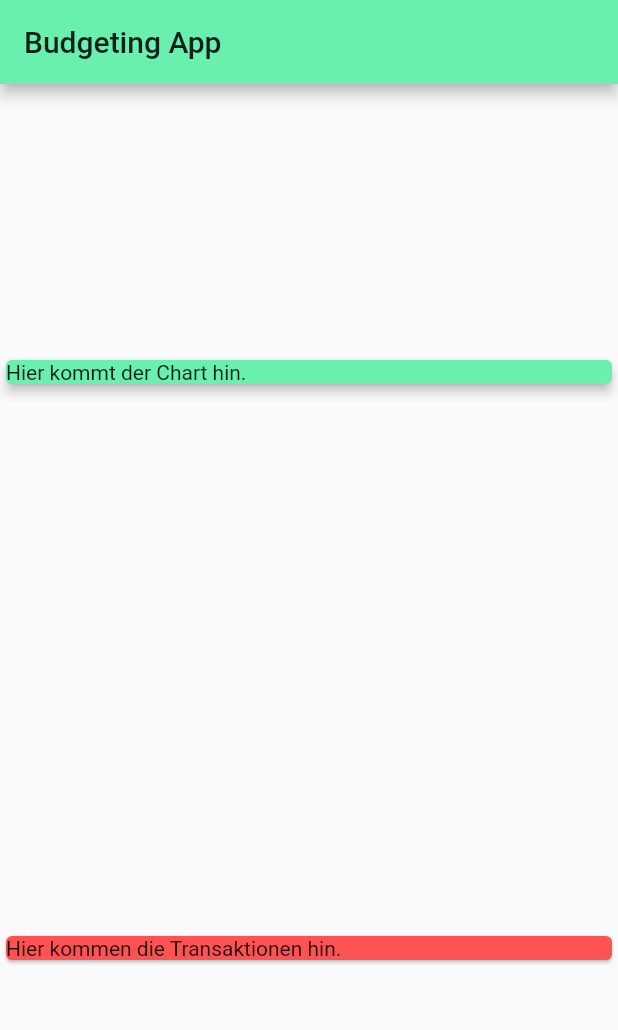
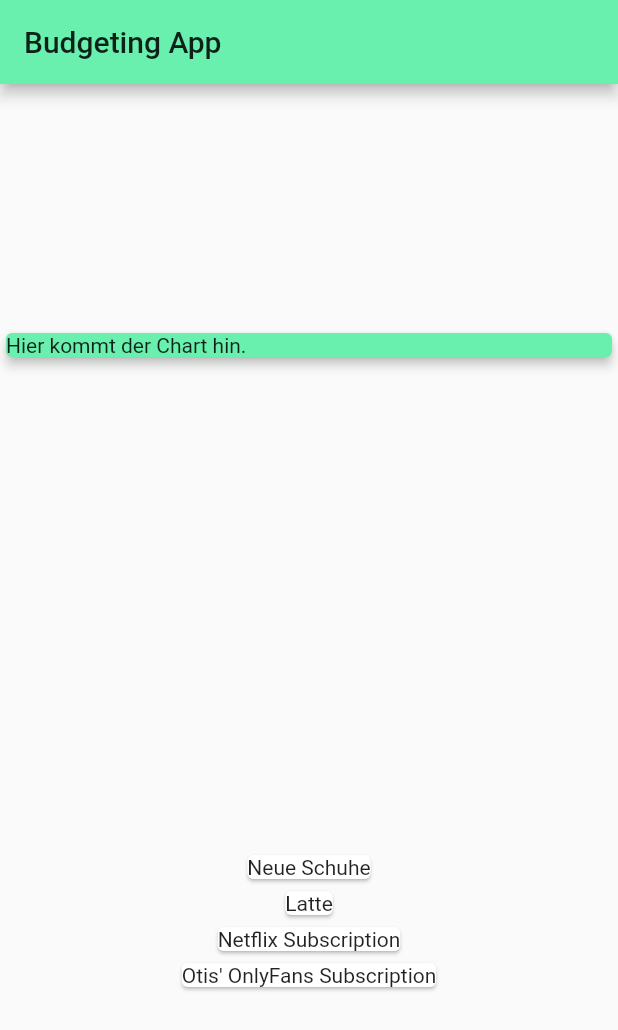
Before and after one commit to NightmindOfficial/fl_budget, a Flutter app: the screen it shows after launch, on a phone screen of 412 x 824 dp. Shown: the top 1030 px of the screen. Run offline on Flutter 3.47's test engine with Material 2 defaults, Android fonts, the phone set to English and light mode, and no system bars.

Commit message:
Video 71

```diff
--- a/lib/main.dart
+++ b/lib/main.dart
@@ -67,9 +67,12 @@ class MyHomePage extends StatelessWidget {
               elevation: 3,
             ),
           ),
-          Card(
-            color: Colors.redAccent,
-            child: Text('Hier kommen die Transaktionen hin.'),
+          Column(
+            children: transactions.map((e) {
+              return Card(
+                child: Text(e.title),
+              );
+            }).toList(),
           ),
         ],
       ),
```
